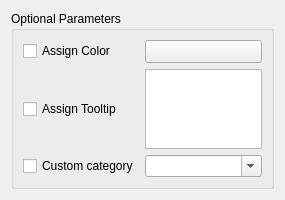
First picture: the form in CustomWidgets/buttonPropWidget.ui, repository dsgoficial/DsgTools, before the edit.
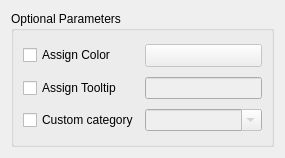
Second picture: the form after the edit. Custom widgets are drawn as their Qt base class.

What changed in the file:
```diff
--- a/CustomWidgets/buttonPropWidget.ui
+++ b/CustomWidgets/buttonPropWidget.ui
@@ -7,7 +7,7 @@
     <x>0</x>
     <y>0</y>
     <width>285</width>
-    <height>200</height>
+    <height>158</height>
    </rect>
   </property>
   <property name="windowTitle">
@@ -32,6 +32,9 @@
       </item>
       <item row="0" column="1">
        <widget class="QgsColorButtonV2" name="mColorButton">
+        <property name="enabled">
+         <bool>false</bool>
+        </property>
         <property name="sizePolicy">
          <sizepolicy hsizetype="MinimumExpanding" vsizetype="Fixed">
           <horstretch>0</horstretch>
@@ -54,12 +57,9 @@
        </widget>
       </item>
       <item row="1" column="1">
-       <widget class="QTextEdit" name="textEdit">
-        <property name="sizePolicy">
-         <sizepolicy hsizetype="Preferred" vsizetype="Preferred">
-          <horstretch>0</horstretch>
-          <verstretch>0</verstretch>
-         </sizepolicy>
+       <widget class="QLineEdit" name="lineEdit">
+        <property name="enabled">
+         <bool>false</bool>
         </property>
        </widget>
       </item>
@@ -72,6 +72,9 @@
       </item>
       <item row="2" column="1">
        <widget class="QComboBox" name="comboBox">
+        <property name="enabled">
+         <bool>false</bool>
+        </property>
         <property name="sizePolicy">
          <sizepolicy hsizetype="MinimumExpanding" vsizetype="Fixed">
           <horstretch>0</horstretch>
```
Left out of the diff: 6 changed lines with no effect on the pictures.
